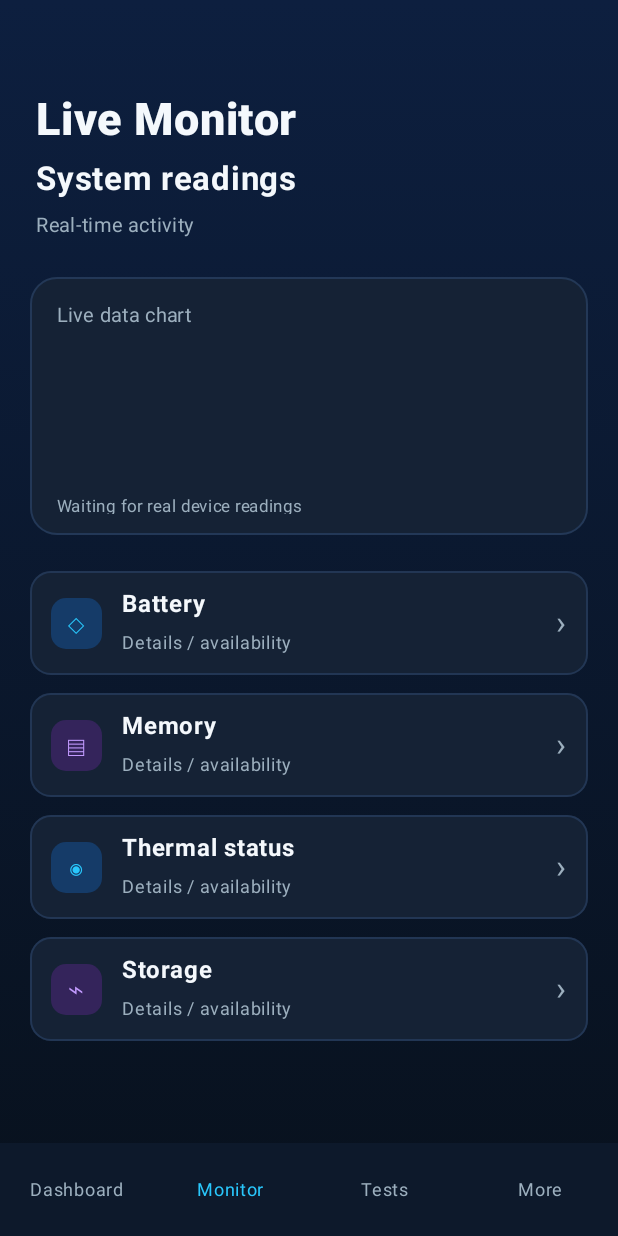
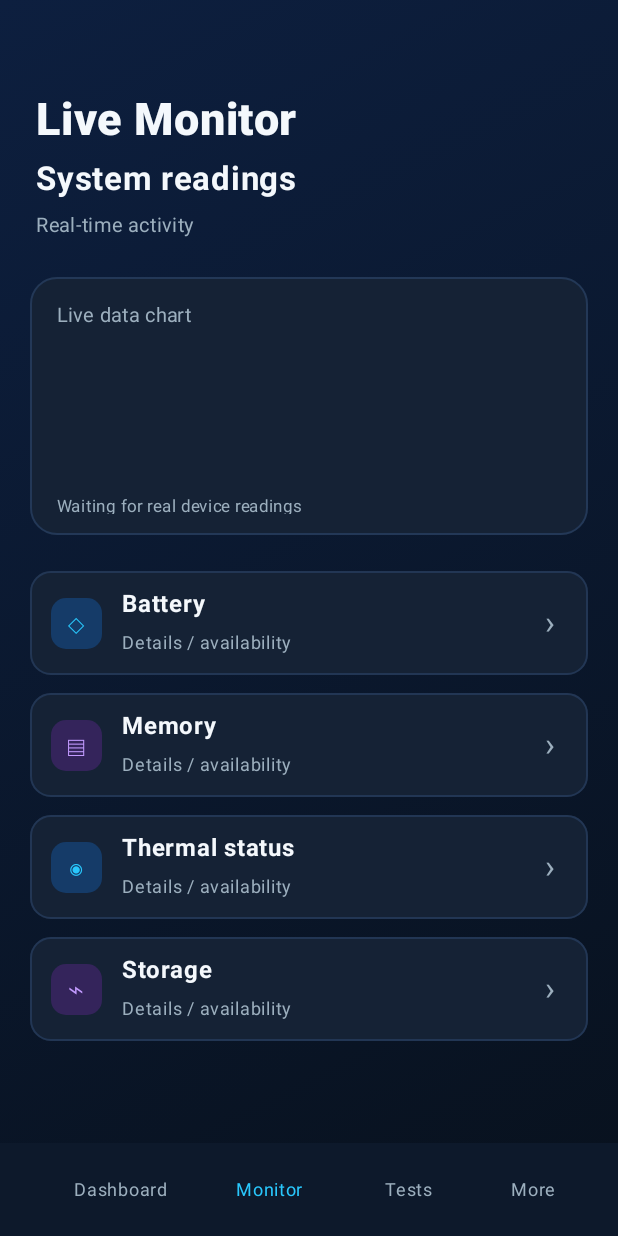
Before and after one commit to bren-wp/SYSTIVRA, an Android app built with Jetpack Compose: the screen it shows after launch (MainActivity), item 2 of the bottom bar chosen, on a phone screen of 412 x 824 dp. Run offline under Robolectric (Android 15) with nearby library versions, the phone set to English and light mode, and no system bars.

Commit message:
fix(ui): align source diagonal gradient, original 88px hero ring, accent, text anchors and 69px action geometry

```diff
--- a/android/app/src/main/java/com/brendigo/systivra/ui/AppRoot.kt
+++ b/android/app/src/main/java/com/brendigo/systivra/ui/AppRoot.kt
@@ -27,6 +27,7 @@ import androidx.compose.foundation.layout.fillMaxSize
 import androidx.compose.foundation.layout.fillMaxWidth
 import androidx.compose.foundation.layout.height
 import androidx.compose.foundation.layout.padding
+import androidx.compose.foundation.layout.offset
 import androidx.compose.foundation.layout.size
 import androidx.compose.foundation.lazy.LazyColumn
 import androidx.compose.foundation.lazy.items
@@ -218,7 +219,7 @@ fun AppRoot(
         BackHandler(enabled = navigationStack.size > 1) { goBack() }
         Scaffold(
             modifier = Modifier.background(
-                Brush.verticalGradient(
+                Brush.linearGradient(
                     listOf(Color(0xFF0D1F3F), Color(0xFF08111D))
                 )
             ),
@@ -238,6 +239,12 @@ fun AppRoot(
                         ) {
                             Text(
                                 label,
+                                modifier = Modifier.offset(x = when (id) {
+                                    "dashboard" -> 29.dp
+                                    "live-monitor" -> 26.dp
+                                    "diagnostics-center" -> 16.dp
+                                    else -> (-5).dp
+                                }),
                                 fontSize = 12.sp,
                                 color = if (selectedTab == id)
                                     Cyan else Muted,
@@ -449,7 +456,8 @@ private fun Dashboard(
 @Composable
 internal fun ReferenceHeroCard(open: () -> Unit) {
     Card(
-        modifier = Modifier.fillMaxWidth().height(128.dp).clickable { open() },
+        modifier = Modifier.fillMaxWidth().height(128.dp)
+            .testTag("reference-hero").clickable { open() },
         shape = RoundedCornerShape(18.dp),
         colors = CardDefaults.cardColors(containerColor = Color(0xFF152235)),
         border = BorderStroke(1.dp, Color(0xFF233857))
@@ -457,9 +465,9 @@ internal fun ReferenceHeroCard(open: () -> Unit) {
         Row(
             modifier = Modifier.fillMaxSize().padding(horizontal = 14.dp),
             verticalAlignment = Alignment.CenterVertically,
-            horizontalArrangement = Arrangement.spacedBy(28.dp)
+            horizontalArrangement = Arrangement.spacedBy(21.dp)
         ) {
-            Canvas(Modifier.size(76.dp)) {
+            Canvas(Modifier.size(88.dp)) {
                 val ringWidth = 11.dp.toPx()
                 drawCircle(
                     color = Color(0xFF223E60),
@@ -467,7 +475,11 @@ internal fun ReferenceHeroCard(open: () -> Unit) {
                     style = Stroke(width = ringWidth)
                 )
                 drawArc(
-                    brush = Brush.sweepGradient(listOf(Cyan, Color(0xFF5975F5), Purple, Cyan)),
+                    brush = Brush.linearGradient(
+                        colors = listOf(Cyan, Color(0xFF5975F5), Color(0xFFB052EC)),
+                        start = Offset.Zero,
+                        end = Offset(size.width, size.height)
+                    ),
                     startAngle = -90f,
                     sweepAngle = 113f,
                     useCenter = false,
@@ -494,13 +506,14 @@ internal fun ReferenceMetricRow(
     val glyphColor = if (index % 2 == 0) Cyan else Color(0xFFC39BFF)
     Card(
         modifier = Modifier.fillMaxWidth().height(69.dp)
+            .testTag("reference-row-" + label.lowercase().replace(" ", "-"))
             .clickable(role = Role.Button, onClick = onClick),
         shape = RoundedCornerShape(14.dp),
         colors = CardDefaults.cardColors(containerColor = Color(0xFF152235)),
         border = BorderStroke(1.dp, Color(0xFF223654))
     ) {
         Row(
-            Modifier.fillMaxSize().padding(horizontal = 14.dp),
+            Modifier.fillMaxSize().padding(start = 14.dp, end = 21.dp),
             verticalAlignment = Alignment.CenterVertically
         ) {
             Box(
```
